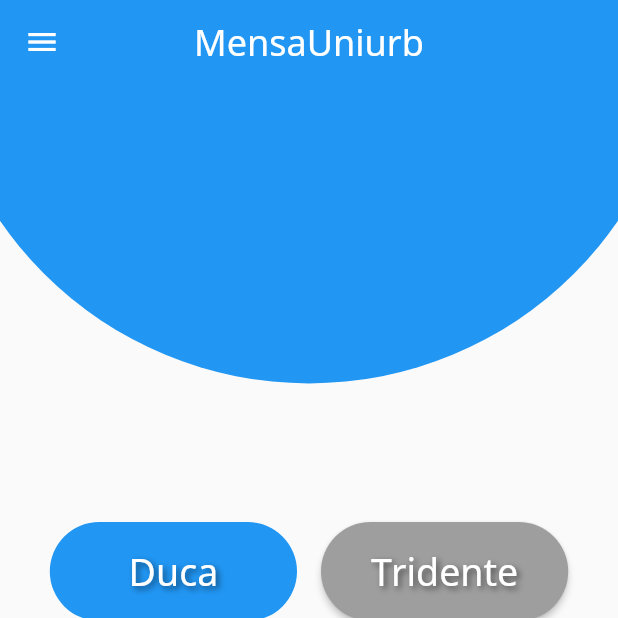
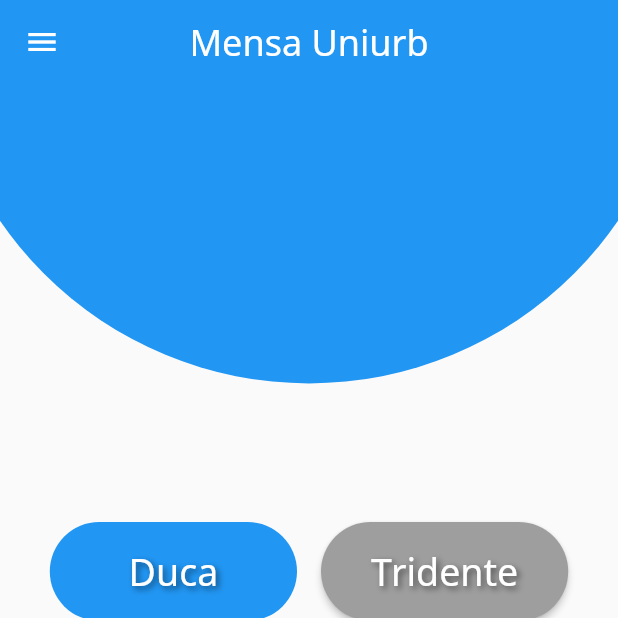
Before and after one commit to GitWizards/MensaUniurbBot, a Flutter app: the screen it shows after launch, on a phone screen of 412 x 824 dp, the top half of it. Run offline on Flutter 3.47's test engine with Material 2 defaults, Android fonts, the phone set to English and light mode, and no system bars; our stand-ins replace dynamic_theme, shared_preferences.

Commit message:
Changed app name

```diff
--- a/mensa_uniurb_app/lib/main.dart
+++ b/mensa_uniurb_app/lib/main.dart
@@ -20,7 +20,7 @@
   MensaUniurb({this.theme});
 
   // Appbar title
-  final String title = "MensaUniurb";
+  final String title = "Mensa Uniurb";
 
   // Theme to be set
   final ThemeData theme;
```
Also changed, not shown: 1 other file.
